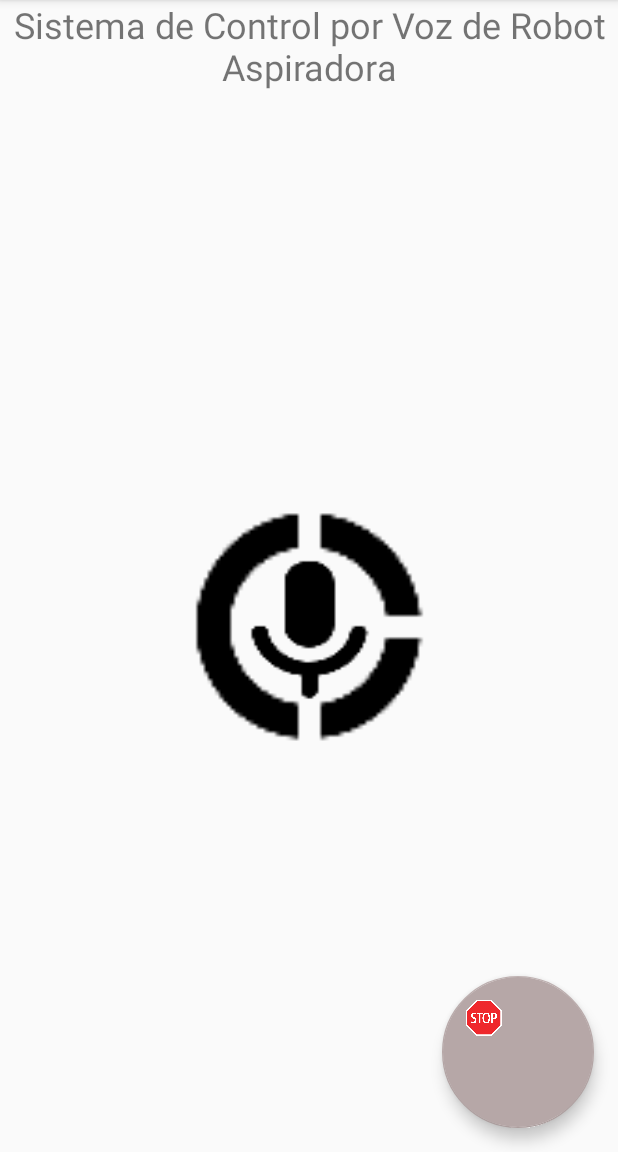
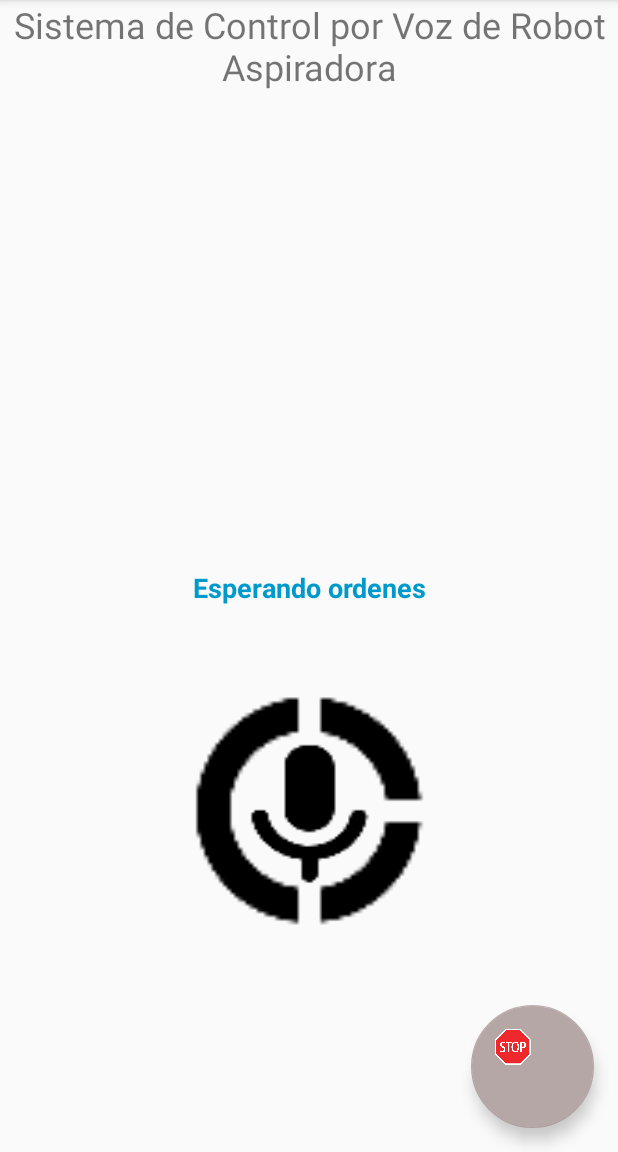
Before and after one commit to AmirHTH/Droid2Car, an Android app: the screen it shows after launch (MainActivity), on a phone screen of 412 x 824 dp, the part 84-1236 px from its top. Run offline under Robolectric (Android 15) with nearby library versions, the phone set to English and light mode, and no system bars.

Commit message:
esperando ordenes

```diff
--- a/app/src/main/res/layout/app_bar_main.xml
+++ b/app/src/main/res/layout/app_bar_main.xml
@@ -24,8 +24,8 @@
 
     <android.support.design.widget.FloatingActionButton
         android:id="@+id/fab"
-        android:layout_width="102dp"
-        android:layout_height="101dp"
+        android:layout_width="82dp"
+        android:layout_height="89dp"
         android:layout_gravity="bottom|end"
         android:layout_margin="@dimen/fab_margin"
         app:srcCompat="@drawable/stop" />
--- a/app/src/main/res/layout/content_main.xml
+++ b/app/src/main/res/layout/content_main.xml
@@ -40,16 +40,29 @@
         android:id="@+id/imageView2"
         android:layout_width="207dp"
         android:layout_height="180dp"
-        android:layout_marginBottom="8dp"
         android:layout_marginEnd="8dp"
         android:layout_marginStart="8dp"
-        android:layout_marginTop="8dp"
-        app:layout_constraintBottom_toBottomOf="parent"
         app:layout_constraintEnd_toEndOf="parent"
         app:layout_constraintHorizontal_bias="0.503"
         app:layout_constraintStart_toStartOf="parent"
-        app:layout_constraintTop_toBottomOf="@+id/textView3"
-        app:layout_constraintVertical_bias="0.507"
+        app:layout_constraintTop_toBottomOf="@+id/zonaLimpia"
         app:srcCompat="@drawable/sharp_donut_large_black_48" />
 
+    <TextView
+        android:id="@+id/zonaLimpia"
+        android:layout_width="303dp"
+        android:layout_height="71dp"
+        android:text="Esperando ordenes"
+        android:textAlignment="center"
+        android:textColor="@android:color/holo_blue_dark"
+        android:textSize="18sp"
+        android:textStyle="bold"
+        app:layout_constraintBottom_toBottomOf="parent"
+        app:layout_constraintEnd_toEndOf="parent"
+        app:layout_constraintHorizontal_bias="0.506"
+        app:layout_constraintStart_toStartOf="parent"
+        app:layout_constraintTop_toBottomOf="@+id/textView3"
+        app:layout_constraintVertical_bias="0.501"
+        tools:text="@string/nav_header_title" />
+
 </android.support.constraint.ConstraintLayout>
```
Also changed, not shown: app/src/main/java/com/prototype/droid2car/droid2car/MainActivity.kt (+48 -7 lines), app/src/main/res/layout/dialogo.xml (added, +16 -0 lines).
